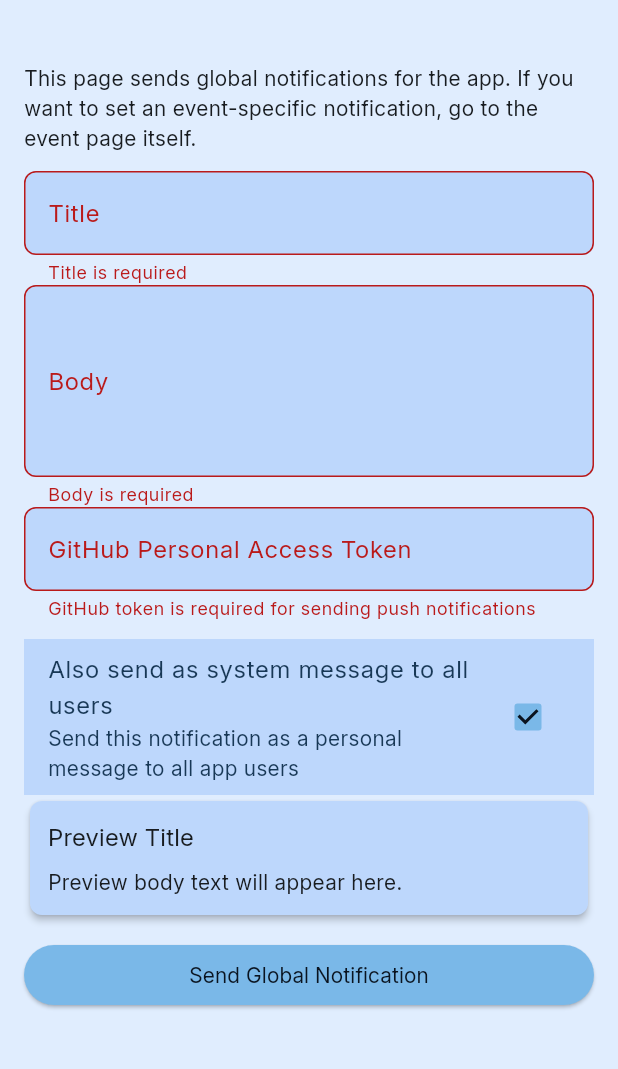
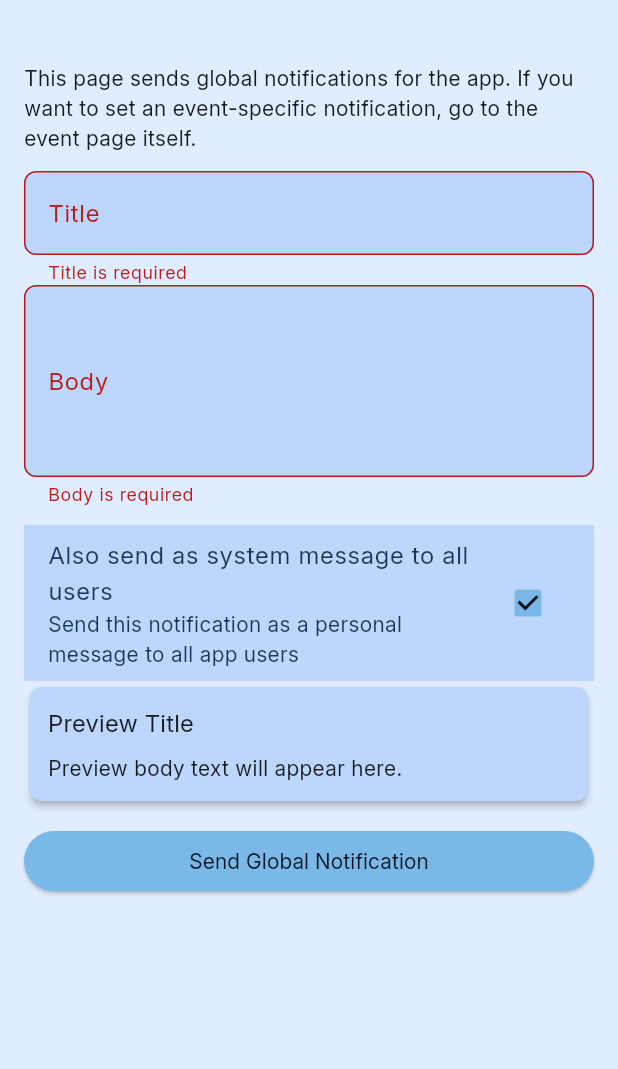
Before and after one commit to FloatIT-ITU/FloatIT-app, a Flutter app: the AdminSendNotificationPage screen opened directly, after a tap on "Send Global Notification", on a phone screen of 412 x 824 dp, the part 63-1132 px from its top. Run offline on Flutter 3.47's test engine with Material 3 defaults, Android fonts, the phone set to English and light mode, and no system bars; our stand-ins replace cloud_firestore, firebase_auth, firebase_core, firebase_messaging, flutter_colorpicker, flutter_markdown and 1 more; missing offline and left inert: dart:html, dart_jsonwebtoken, encrypt, markdown, universal_html; accounts and stored records are empty; network calls fail.

Commit message:
feat: implement GitHub App integration for FCM notifications
- Update admin page to fetch encrypted key and passphrase from Firestore
- Use GitHub App for secure repository dispatch
- Remove hardcoded passphrase for security

```diff
--- a/lib/src/admin_send_notification_page.dart
+++ b/lib/src/admin_send_notification_page.dart
@@ -2,6 +2,9 @@ import 'package:flutter/material.dart';
 import 'package:cloud_firestore/cloud_firestore.dart';
 import 'package:http/http.dart' as http;
 import 'package:firebase_auth/firebase_auth.dart';
+import 'package:encrypt/encrypt.dart' as encrypt;
+import 'dart:convert';
+import 'package:dart_jsonwebtoken/dart_jsonwebtoken.dart';
 import 'package:floatit/src/widgets/banners.dart';
 
 import 'layout_widgets.dart';
@@ -20,7 +23,46 @@ class _AdminSendNotificationPageState extends State<AdminSendNotificationPage> {
   String _title = '';
   String _body = '';
   bool _sendAsSystemMessage = true; // Pre-selected by default
-  String _githubToken = ''; // For triggering GitHub Actions
+
+  // GitHub App constants (replace with your values)
+  static const String appId = 'YOUR_APP_ID';
+  static const String installationId = 'YOUR_INSTALLATION_ID';
+
+  // Decrypt AES (compatible with crypto-js)
+  String decryptAES(String encrypted, String key) {
+    final encryptedBytes = base64.decode(encrypted);
+    final iv = encryptedBytes.sublist(0, 16);
+    final cipherText = encryptedBytes.sublist(16);
+    final encrypter = encrypt.Encrypter(encrypt.AES(encrypt.Key.fromUtf8(key)));
+    final decrypted = encrypter.decrypt(encrypt.Encrypted(cipherText), iv: encrypt.IV(iv));
+    return decrypted;
+  }
+
+  // Helper to generate JWT
+  String generateJWT(String privateKeyPem) {
+    final jwt = JWT(
+      {
+        'iss': appId,
+        'iat': DateTime.now().millisecondsSinceEpoch ~/ 1000,
+        'exp': (DateTime.now().millisecondsSinceEpoch ~/ 1000) + 600,
+      },
+    );
+    return jwt.sign(RSAPrivateKey(privateKeyPem), algorithm: JWTAlgorithm.RS256);
+  }
+
+  // Get installation token
+  Future<String> getInstallationToken(String jwt) async {
+    final response = await http.post(
+      Uri.parse('https://api.github.com/app/installations/$installationId/access_tokens'),
+      headers: {
+        'Authorization': 'Bearer $jwt',
+        'Accept': 'application/vnd.github+json',
+      },
+    );
+    if (response.statusCode != 201) throw Exception('Failed to get token: ${response.body}');
+    final data = jsonDecode(response.body);
+    return data['token'];
+  }
 
   @override
   Widget build(BuildContext context) {
@@ -154,14 +196,6 @@ class _AdminSendNotificationPageState extends State<AdminSendNotificationPage> {
                           : null,
                       maxLines: 4,
                     ),
-                    TextFormField(
-                      decoration: const InputDecoration(labelText: 'GitHub Personal Access Token'),
-                      onChanged: (v) => setState(() => _githubToken = v),
-                      validator: (v) => (v == null || v.trim().isEmpty)
-                          ? 'GitHub token is required for sending push notifications'
-                          : null,
-                      obscureText: true,
-                    ),
                     const SizedBox(height: 12),
                     CheckboxListTile(
                       title: const Text('Also send as system message to all users'),
@@ -249,10 +283,26 @@ class _AdminSendNotificationPageState extends State<AdminSendNotificationPage> {
 
                         // Trigger GitHub Actions for push notifications
                         try {
+                          // Fetch encrypted key and passphrase
+                          final keyDoc = await FirebaseFirestore.instance.collection('admin_config').doc('github_app_key').get();
+                          final encryptedKey = keyDoc.data()?['encrypted_key'] as String?;
+                          final storedPassphrase = keyDoc.data()?['passphrase'] as String?;
+                          if (encryptedKey == null || storedPassphrase == null) throw Exception('GitHub config not found');
+
+                          // Decrypt
+                          final privateKeyPem = decryptAES(encryptedKey, storedPassphrase);
+
+                          // Generate JWT
+                          final jwt = generateJWT(privateKeyPem);
+
+                          // Get installation token
+                          final token = await getInstallationToken(jwt);
+
+                          // Dispatch
                           final response = await http.post(
                             Uri.parse('https://api.github.com/repos/FloatIT-ITU/FloatIT-app/dispatches'),
                             headers: {
-                              'Authorization': 'token $_githubToken',
+                              'Authorization': 'token $token',
                               'Accept': 'application/vnd.github+json',
                               'Content-Type': 'application/json',
                             },
--- a/pubspec.yaml
+++ b/pubspec.yaml
@@ -28,6 +28,10 @@ dependencies:
   html: ^0.15.4
   firebase_messaging: ^16.0.1
   universal_html: ^2.2.4
+  pointycastle: ^3.7.3
+  crypto: ^3.0.3
+  dart_jsonwebtoken: ^2.8.0
+  encrypt: ^5.0.3
 
 dev_dependencies:
   flutter_test:
```
Also changed, not shown: pubspec.lock, 1 other file.
